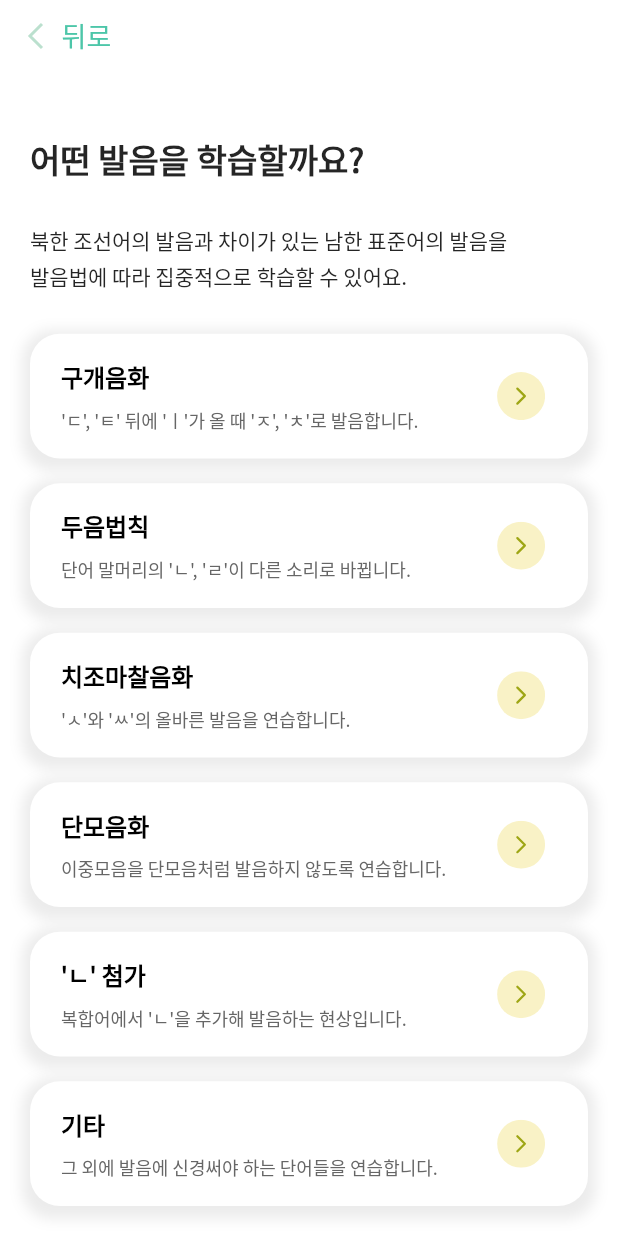
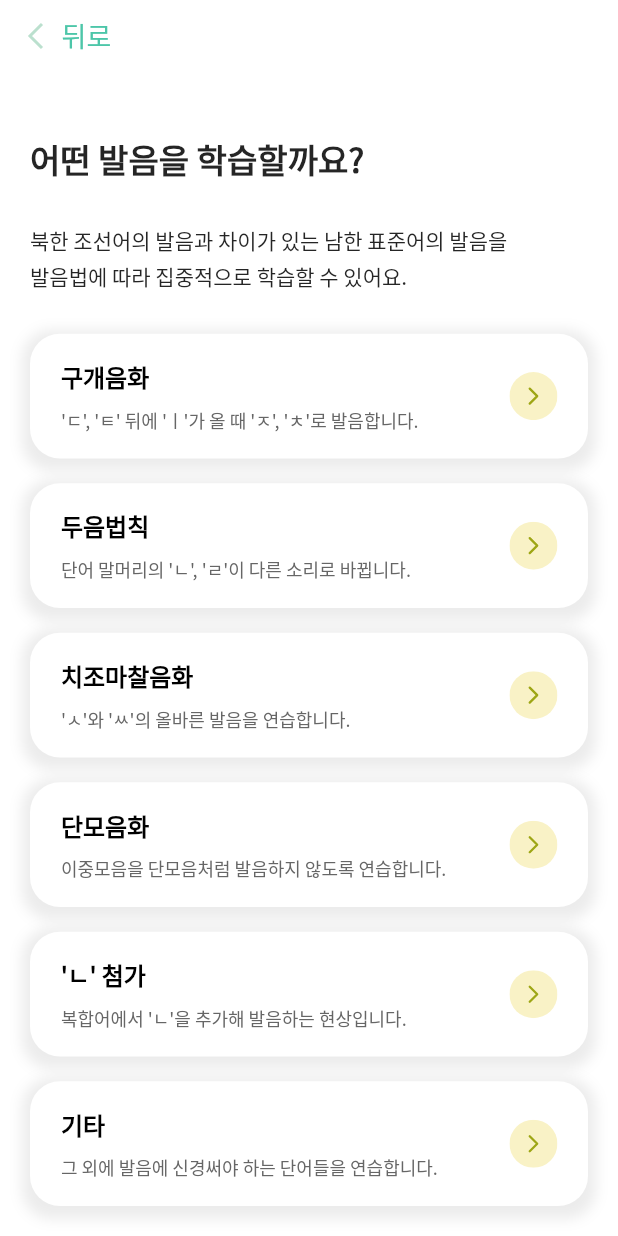
Before and after one commit to YeonJeans/Saera-Flutter, a Flutter app: the PronunciationMainPage screen opened directly, on a phone screen of 412 x 824 dp. Run offline on Flutter 3.47's test engine with Material 2 defaults, Android fonts, the phone set to English and light mode, and no system bars; our stand-ins replace audioplayers, carousel_slider, fl_chart, flutter_svg, fluttertoast, get and 4 more; missing offline and left inert: flutter_sound; accounts and stored records are empty; project files that could hold a hidden picture were left out.

Commit message:
[Fix/#104] Modify Pronunciation Category Margin Size

```diff
--- a/lib/learn/presentation/pronunciation_main_screen.dart
+++ b/lib/learn/presentation/pronunciation_main_screen.dart
@@ -139,7 +139,7 @@ class PronunciationMainPage extends StatelessWidget {
                 ],
               ),
               Container(
-                margin: EdgeInsets.only(right: MediaQuery.of(context).size.width*0.05),
+                margin: EdgeInsets.only(right: MediaQuery.of(context).size.width*0.03),
                 child: IconButton(
                     onPressed: null,
                     icon: SvgPicture.asset('assets/icons/word_main_next.svg')
```
